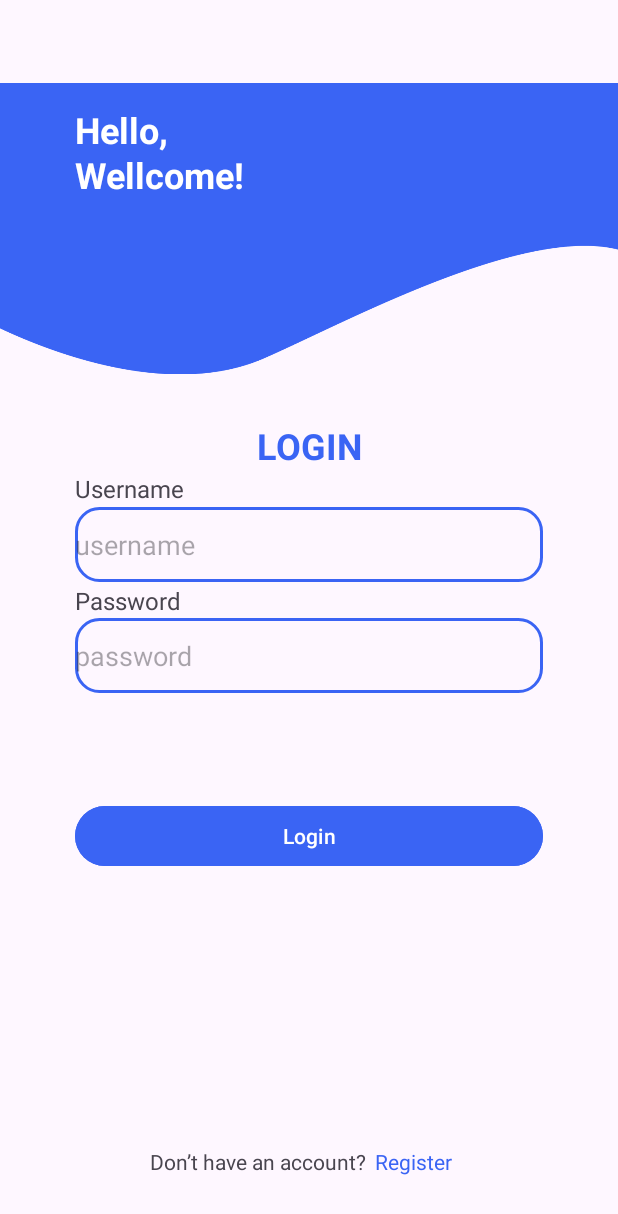
After one commit to Maskulin1/Capstone-SIBI-VISION, an Android app: the LoginActivity screen opened directly, with no data from a screen before it, on a phone screen of 412 x 824 dp. The commit adds this screen. Shown: the top 1214 px of the screen. Run offline under Robolectric (Android 15) with nearby library versions, the phone set to English and light mode, and no system bars.

Commit message:
login, camera, profile, register, login

```diff
--- /dev/null
+++ b/app/src/main/java/com/bangkit/sibivisionproject/ui/LoginActivity.kt
@@ -0,0 +1,12 @@
+package com.bangkit.sibivisionproject.ui
+
+import androidx.appcompat.app.AppCompatActivity
+import android.os.Bundle
+import com.bangkit.sibivisionproject.R
+
+class LoginActivity : AppCompatActivity() {
+    override fun onCreate(savedInstanceState: Bundle?) {
+        super.onCreate(savedInstanceState)
+        setContentView(R.layout.activity_login)
+    }
+}
--- a/app/src/main/java/com/bangkit/sibivisionproject/SplashScreen.kt
+++ b/app/src/main/java/com/bangkit/sibivisionproject/ui/SplashScreenActivity.kt
@@ -1,9 +1,10 @@
-package com.bangkit.sibivisionproject
+package com.bangkit.sibivisionproject.ui
 
 import androidx.appcompat.app.AppCompatActivity
 import android.os.Bundle
+import com.bangkit.sibivisionproject.R
 
-class SplashScreen : AppCompatActivity() {
+class SplashScreenActivity : AppCompatActivity() {
     override fun onCreate(savedInstanceState: Bundle?) {
         super.onCreate(savedInstanceState)
         setContentView(R.layout.activity_splash_screen)
--- /dev/null
+++ b/app/src/main/res/drawable/custom_border_button.xml
@@ -0,0 +1,13 @@
+<?xml version="1.0" encoding="utf-8"?>
+<shape xmlns:android="http://schemas.android.com/apk/res/android">
+
+    <stroke
+        android:width="2dp"
+        android:color="@color/color_utama"
+        />
+
+    <corners
+        android:radius="15dp"
+        />
+
+</shape>
--- /dev/null
+++ b/app/src/main/res/layout/activity_login.xml
@@ -0,0 +1,160 @@
+<?xml version="1.0" encoding="utf-8"?>
+<androidx.constraintlayout.widget.ConstraintLayout xmlns:android="http://schemas.android.com/apk/res/android"
+    xmlns:app="http://schemas.android.com/apk/res-auto"
+    xmlns:tools="http://schemas.android.com/tools"
+    android:layout_width="match_parent"
+    android:layout_height="match_parent"
+    tools:context=".ui.LoginActivity">
+
+    <ImageView
+        android:id="@+id/mv_header"
+        android:layout_width="wrap_content"
+        android:layout_height="wrap_content"
+        android:layout_marginBottom="520dp"
+        app:layout_constraintBottom_toBottomOf="parent"
+        app:layout_constraintEnd_toEndOf="parent"
+        app:layout_constraintStart_toStartOf="parent"
+        app:layout_constraintTop_toTopOf="parent"
+        app:srcCompat="@drawable/vector_desain" />
+
+    <TextView
+        android:id="@+id/tv_login"
+        android:layout_width="wrap_content"
+        android:layout_height="wrap_content"
+        android:layout_marginBottom="230dp"
+        android:text="LOGIN"
+        android:textAlignment="center"
+        android:textColor="@color/color_utama"
+        android:textSize="24sp"
+        android:textStyle="bold"
+        app:layout_constraintBottom_toBottomOf="parent"
+        app:layout_constraintEnd_toEndOf="parent"
+        app:layout_constraintStart_toStartOf="parent"
+        app:layout_constraintTop_toTopOf="parent" />
+
+    <TextView
+        android:id="@+id/tv_header1"
+        android:layout_width="match_parent"
+        android:layout_height="wrap_content"
+        android:layout_marginStart="50dp"
+        android:layout_marginTop="70dp"
+        android:text="Hello,"
+        android:textColor="@color/white"
+        android:textSize="24sp"
+        android:textStyle="bold"
+        app:layout_constraintEnd_toEndOf="parent"
+        app:layout_constraintStart_toStartOf="parent"
+        app:layout_constraintTop_toTopOf="parent" />
+
+    <TextView
+        android:id="@+id/tv_header2"
+        android:layout_width="match_parent"
+        android:layout_height="wrap_content"
+        android:layout_marginStart="50dp"
+        android:layout_marginTop="100dp"
+        android:text="Wellcome!"
+        android:textColor="@color/white"
+        android:textSize="24sp"
+        android:textStyle="bold"
+        app:layout_constraintEnd_toEndOf="parent"
+        app:layout_constraintStart_toStartOf="parent"
+        app:layout_constraintTop_toTopOf="parent" />
+
+    <TextView
+        android:id="@+id/tv_footer1"
+        android:layout_width="match_parent"
+        android:layout_height="wrap_content"
+        android:layout_marginStart="100dp"
+        android:layout_marginBottom="40dp"
+        android:text="Don’t have an account?"
+        android:textSize="14sp"
+        app:layout_constraintBottom_toBottomOf="parent"
+        app:layout_constraintEnd_toEndOf="parent"
+        app:layout_constraintStart_toStartOf="parent" />
+
+    <TextView
+        android:id="@+id/tv_footer2"
+        android:layout_width="match_parent"
+        android:layout_height="wrap_content"
+        android:layout_marginStart="250dp"
+        android:layout_marginBottom="40dp"
+        android:text="Register"
+        android:textColor="@color/color_utama"
+        android:textSize="14sp"
+        app:layout_constraintBottom_toBottomOf="parent"
+        app:layout_constraintEnd_toEndOf="parent"
+        app:layout_constraintStart_toStartOf="parent" />
+
+
+    <TextView
+        android:id="@+id/username"
+        android:layout_width="match_parent"
+        android:layout_height="wrap_content"
+        android:layout_marginStart="50dp"
+        android:text="Username"
+        android:textSize="16sp"
+        android:textStyle="normal"
+        app:layout_constraintBottom_toTopOf="@+id/et_username"
+        app:layout_constraintEnd_toEndOf="parent"
+        app:layout_constraintStart_toStartOf="parent"
+        app:layout_constraintTop_toBottomOf="@+id/tv_login" />
+
+    <EditText
+        android:id="@+id/et_username"
+        android:layout_width="match_parent"
+        android:layout_height="50dp"
+        android:layout_marginStart="50dp"
+        android:layout_marginEnd="50dp"
+        android:background="@drawable/custom_border_button"
+        android:ems="10"
+        android:hint="username"
+        android:inputType="text"
+        app:layout_constraintBottom_toTopOf="@+id/et_password"
+        app:layout_constraintEnd_toEndOf="parent"
+        app:layout_constraintStart_toStartOf="parent"
+        app:layout_constraintTop_toBottomOf="@+id/tv_login" />
+
+    <TextView
+        android:id="@+id/password"
+        android:layout_width="match_parent"
+        android:layout_height="wrap_content"
+        android:layout_marginStart="50dp"
+        android:text="Password"
+        android:textSize="16sp"
+        android:textStyle="normal"
+        app:layout_constraintBottom_toTopOf="@+id/et_password"
+        app:layout_constraintEnd_toEndOf="parent"
+        app:layout_constraintStart_toStartOf="parent"
+        app:layout_constraintTop_toBottomOf="@+id/et_username" />
+
+    <EditText
+        android:id="@+id/et_password"
+        android:layout_width="match_parent"
+        android:layout_height="50dp"
+        android:layout_marginStart="50dp"
+        android:layout_marginTop="340dp"
+        android:layout_marginEnd="50dp"
+        android:background="@drawable/custom_border_button"
+        android:ems="10"
+        android:hint="password"
+        android:inputType="textPassword"
+        app:layout_constraintBottom_toTopOf="@+id/bt_login"
+        app:layout_constraintEnd_toEndOf="parent"
+        app:layout_constraintStart_toStartOf="parent"
+        app:layout_constraintTop_toTopOf="parent" />
+
+    <Button
+        android:id="@+id/bt_login"
+        android:layout_width="match_parent"
+        android:layout_height="wrap_content"
+        android:layout_marginStart="50dp"
+        android:layout_marginTop="290dp"
+        android:layout_marginEnd="50dp"
+        android:backgroundTint="@color/color_utama"
+        android:text="Login"
+        app:layout_constraintBottom_toBottomOf="parent"
+        app:layout_constraintEnd_toEndOf="parent"
+        app:layout_constraintStart_toStartOf="parent"
+        app:layout_constraintTop_toTopOf="parent" />
+
+</androidx.constraintlayout.widget.ConstraintLayout>
--- a/app/src/main/res/layout/activity_main.xml
+++ b/app/src/main/res/layout/activity_main.xml
@@ -5,7 +5,7 @@
     android:id="@+id/icon_logo"
     android:layout_width="match_parent"
     android:layout_height="match_parent"
-    tools:context=".MainActivity">
+    tools:context=".ui.MainActivity">
 
     <FrameLayout
         android:id="@+id/frameLayout"
--- a/app/src/main/res/layout/activity_splash_screen.xml
+++ b/app/src/main/res/layout/activity_splash_screen.xml
@@ -4,7 +4,7 @@
     xmlns:tools="http://schemas.android.com/tools"
     android:layout_width="match_parent"
     android:layout_height="match_parent"
-    tools:context=".SplashScreen">
+    tools:context=".ui.SplashScreenActivity">
 
     <ImageView
         android:id="@+id/ilustrasi"
--- a/app/src/main/res/values/strings.xml
+++ b/app/src/main/res/values/strings.xml
@@ -2,4 +2,8 @@
     <string name="app_name">SibiVisionProject</string>
     <string name="tv_judul">Health Innovation: Empowering Vulnerable
  Communities for Health and Well-being</string>
+    <string name="judul">judul</string>
+    <string name="password">password</string>
+    <!-- TODO: Remove or change this placeholder text -->
+    <string name="hello_blank_fragment">Hello blank fragment</string>
 </resources>
```
Also changed, not shown: app/src/main/AndroidManifest.xml (+9 -4 lines), app/src/main/java/com/bangkit/sibivisionproject/ui/CameraFragment.kt (added, +60 -0 lines), app/src/main/java/com/bangkit/sibivisionproject/ui/HomeFragment.kt (added, +60 -0 lines), app/src/main/java/com/bangkit/sibivisionproject/ui/MainActivity.kt (added, +12 -0 lines), app/src/main/java/com/bangkit/sibivisionproject/ui/ProfileFragment.kt (added, +60 -0 lines), app/src/main/java/com/bangkit/sibivisionproject/ui/RegisterActivity.kt (renamed from app/src/main/java/com/bangkit/sibivisionproject/MainActivity.kt, +4 -3 lines), app/src/main/res/layout/activity_register.xml (added, +163 -0 lines), app/src/main/res/layout/fragment_camera.xml (added, +14 -0 lines), app/src/main/res/layout/fragment_home.xml (added, +14 -0 lines), app/src/main/res/layout/fragment_profile.xml (added, +14 -0 lines).
